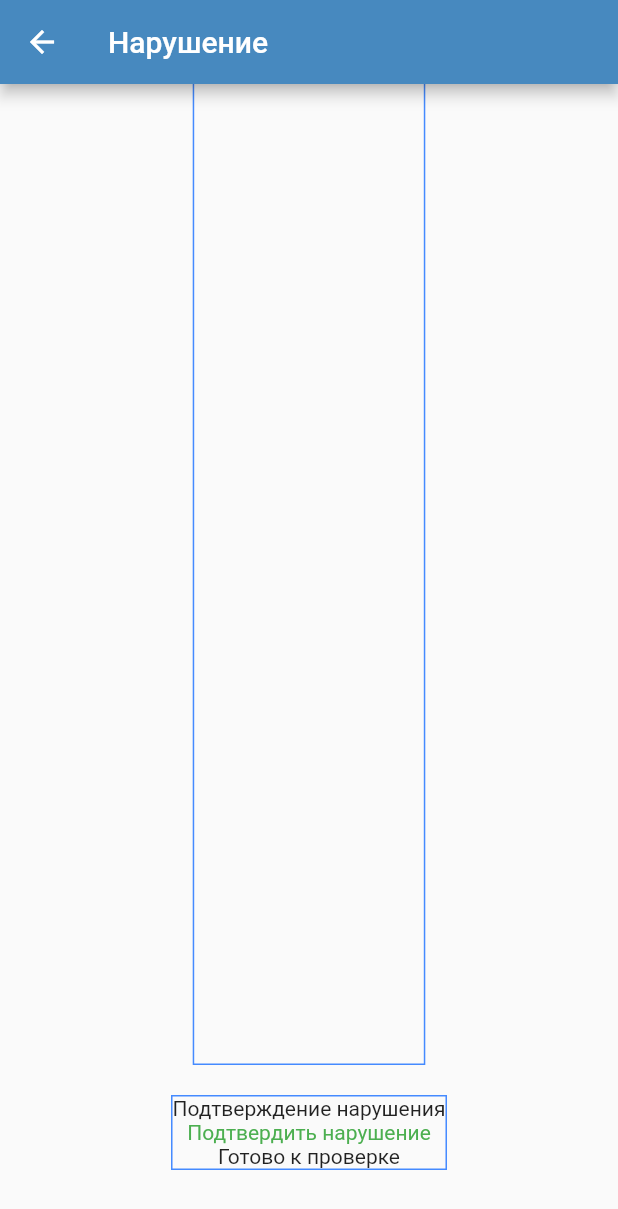
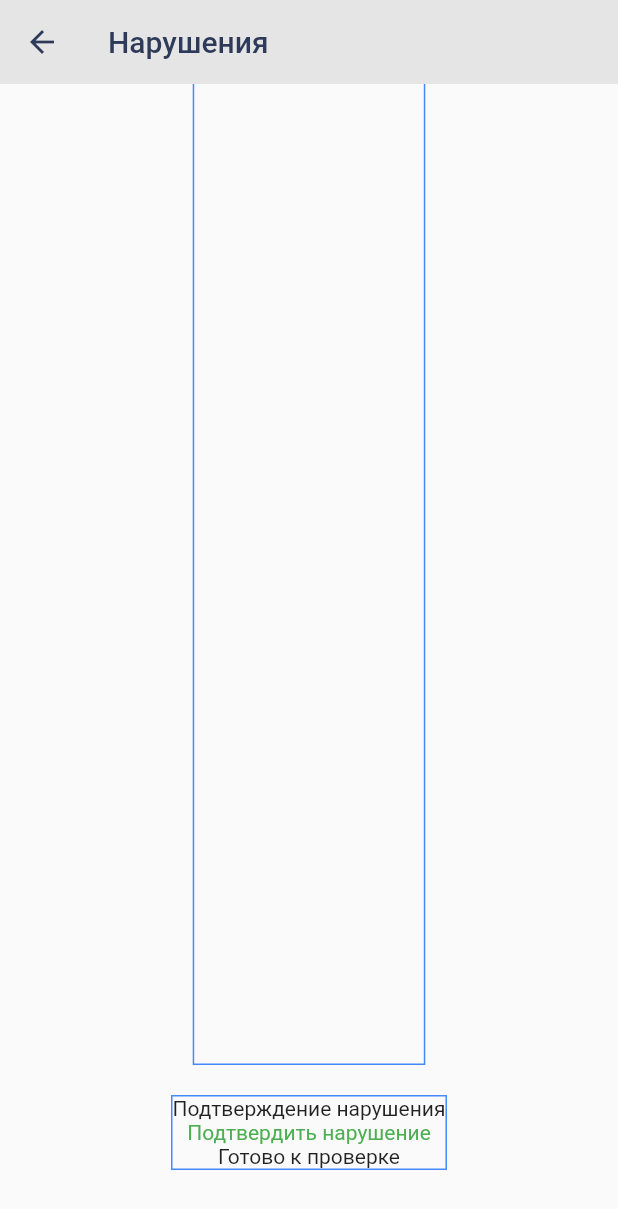
Before and after one commit to SEARteam1928/mstroy, a Flutter app: the AllIncidentsEditPage screen opened by its route, scrolled down 576 dp, on a phone screen of 412 x 824 dp. Shown: the top 1209 px of the screen. Run offline on Flutter 3.47's test engine with Material 2 defaults, Android fonts, the phone set to English and light mode, and no system bars; our stand-ins replace flutter_svg, fluttertoast, graphql_flutter, image_picker, shared_preferences; missing offline and left inert: flutter_cupertino_date_picker; accounts and stored records are empty.

Commit message:
app bar changed

```diff
--- a/lib/construction_control/incidents/AllIncidentsEditPage.dart
+++ b/lib/construction_control/incidents/AllIncidentsEditPage.dart
@@ -2,7 +2,7 @@ import 'dart:core';
 import 'package:flutter/cupertino.dart';
 import 'package:flutter/material.dart';
 import 'package:flutter/widgets.dart';
-import 'package:mstroy/mainclasses/constants/MSColors.dart';
+import 'package:mstroy/mainclasses/constants/OftenAppBar.dart';
 
 class AllIncidentsEditPage extends StatefulWidget {
   final String projectName;
@@ -59,10 +59,7 @@ class _AllIncidentsEditPageState extends State<AllIncidentsEditPage> {
   @override
   Widget build(BuildContext context) {
     return Scaffold(
-        appBar: AppBar(
-          title: Text("Нарушение"),
-          backgroundColor: mstroyLightBlue,
-        ),
+        appBar: OftenAppBar().create("Нарушения"),
         body: SingleChildScrollView(
           child: SafeArea(
               child: Column(
--- a/lib/construction_control/incidents/CreateIncident.dart
+++ b/lib/construction_control/incidents/CreateIncident.dart
@@ -5,6 +5,7 @@ import 'package:flutter/material.dart';
 import 'package:flutter/widgets.dart';
 import 'package:fluttertoast/fluttertoast.dart';
 import 'package:graphql_flutter/graphql_flutter.dart';
+import 'package:mstroy/mainclasses/constants/OftenAppBar.dart';
 import 'package:mstroy/mainclasses/WorkWithCamera.dart';
 import 'package:mstroy/mainclasses/constants/GraphQLQueries.dart';
 import 'package:mstroy/mainclasses/constants/MSColors.dart';
@@ -134,10 +135,7 @@ class _CreateIncidentState extends State<CreateIncident> {
             QueryResult result,
           ) {
             return Scaffold(
-                appBar: AppBar(
-                  title: Text("Нарушение"),
-                  backgroundColor: mstroyLightBlue,
-                ),
+                appBar: OftenAppBar().create("Нарушение"),
                 body: SingleChildScrollView(
                   child: SafeArea(
                       child: Column(
--- a/lib/construction_control/inspections/CastInspectionFilter.dart
+++ b/lib/construction_control/inspections/CastInspectionFilter.dart
@@ -3,6 +3,7 @@ import 'dart:core';
 import 'package:flutter/cupertino.dart';
 import 'package:flutter/widgets.dart';
 import 'package:graphql_flutter/graphql_flutter.dart';
+import 'package:mstroy/mainclasses/constants/OftenAppBar.dart';
 import 'package:mstroy/construction_control/inspections/requests_of_inspections/RequestsEditPage.dart';
 import 'package:mstroy/mainclasses/constants/GraphQLQueries.dart';
 import 'package:mstroy/mainclasses/constants/NormalDate.dart';
@@ -141,10 +142,7 @@ class CastInspectionFilterState extends State<CastInspectionFilter> {
     return GraphQLProvider(
         client: client,
         child: Scaffold(
-            appBar: new AppBar(
-              backgroundColor: mstroyLightBlue,
-              title: new Text("Инспекции"),
-            ),
+            appBar: OftenAppBar().create("Инспекции"),
             body: Container(
                 color: backgroundWhite,
                 child: Column(
--- a/lib/mainclasses/SplashScreen.dart
+++ b/lib/mainclasses/SplashScreen.dart
@@ -3,8 +3,6 @@ import 'dart:core';
 import 'dart:async';
 import 'package:flutter/material.dart';
 import 'package:flutter_svg/flutter_svg.dart';
-import 'package:fluttertoast/fluttertoast.dart';
-import 'package:mstroy/mainclasses/constants/MSColors.dart';
 import 'package:path_provider/path_provider.dart';
 import 'dart:io';
 
--- a/lib/mainclasses/constants/MSColors.dart
+++ b/lib/mainclasses/constants/MSColors.dart
@@ -21,6 +21,5 @@ var leadingBlue = const Color(0xFF1890FF);
 var white = Colors.white;
 var backgroundWhite = const Color(0xFFF4F7FA);
 var greyOpacity0_5 = Colors.grey.withOpacity(0.5);
-
 var newBackgroundWhite = const Color(0xFFE5E5E5);
 var newBackgroundWhite2 = const Color(0xFFF7F9FC);
--- /dev/null
+++ b/lib/mainclasses/constants/OftenAppBar.dart
@@ -0,0 +1,16 @@
+import 'package:flutter/material.dart';
+import 'package:mstroy/mainclasses/constants/MSColors.dart';
+
+class OftenAppBar {
+  AppBar create(title) {
+    return AppBar(
+      elevation: 0.0,
+      iconTheme: IconThemeData(color: newDarkBlue),
+      title: Text(
+        title,
+        style: TextStyle(color: newDarkBlue),
+      ),
+      backgroundColor: newBackgroundWhite,
+    );
+  }
+}
```
Also changed, not shown: lib/PageInfo.txt (deleted, +0 -12 lines), lib/construction_control/PageOfProject.dart (+9 -27 lines), lib/construction_control/ProjectList.dart (+28 -9 lines), lib/construction_control/incidents/CastIncidentFilter.dart (+3 -4 lines), lib/construction_control/inspections/inspections/CreateInspection.dart (+2 -5 lines), lib/construction_control/inspections/inspections/InspectionsEditPage.dart (+2 -5 lines), lib/construction_control/inspections/requests_of_inspections/RequestsEditPage.dart (+2 -5 lines), 5 other files.
